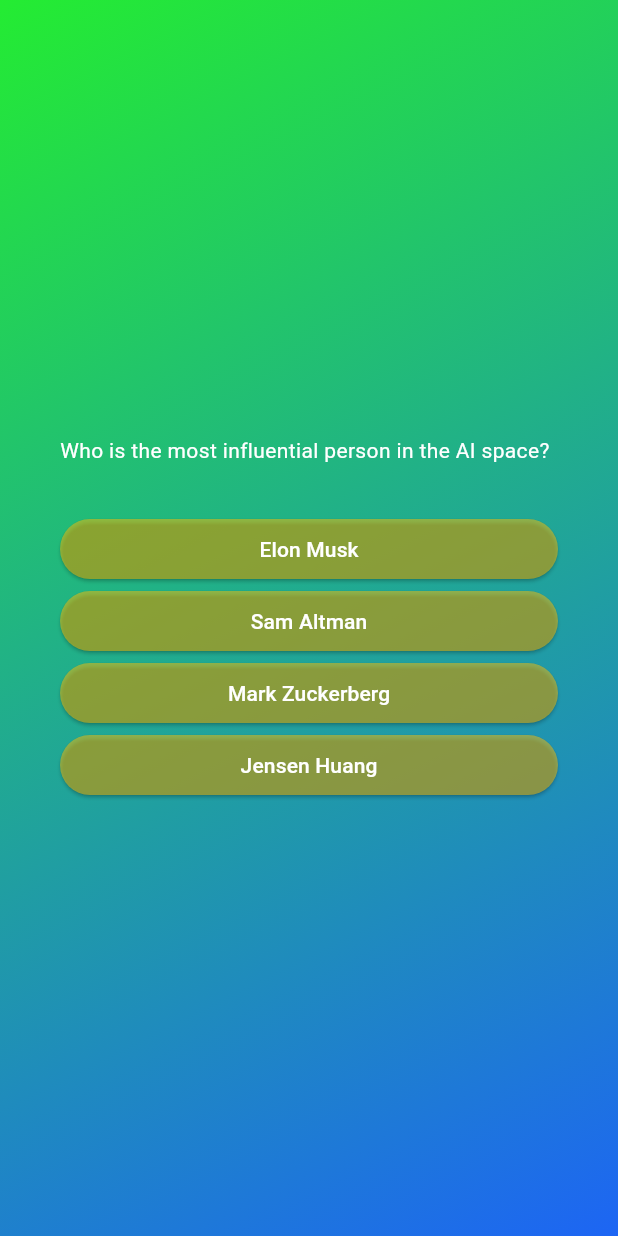
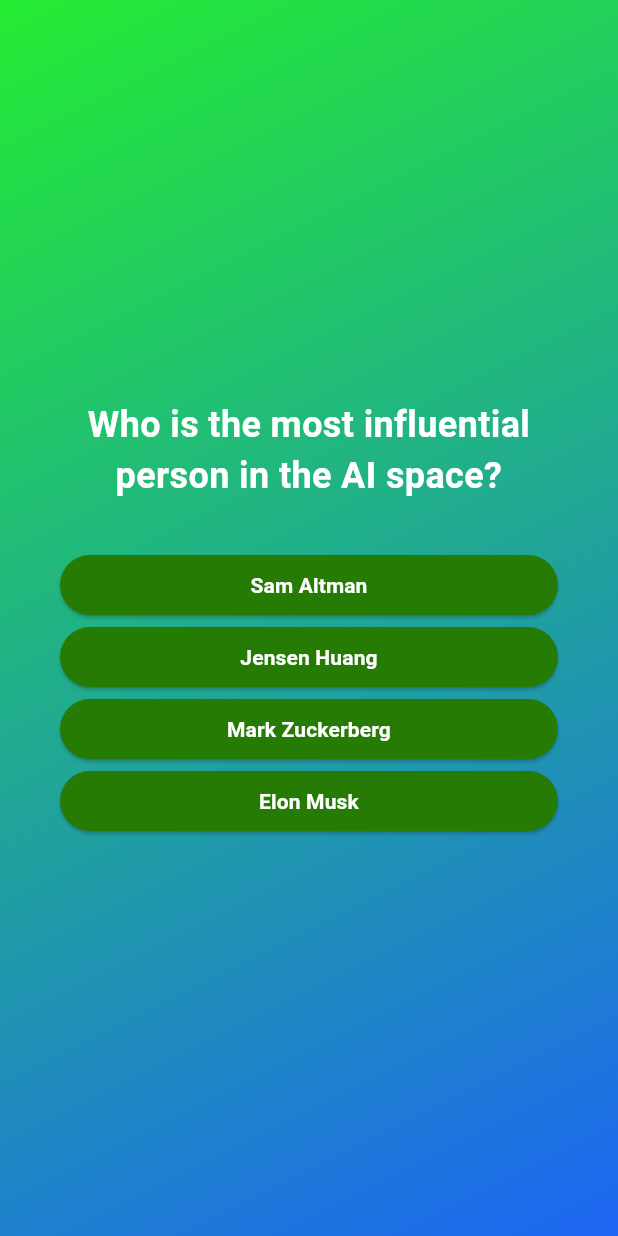
Before and after one commit to SjdnDzikran/QuizApp, a Flutter app: the screen it shows after launch, after a tap on "Start Quiz", on a phone screen of 412 x 824 dp. Run offline on Flutter 3.47's test engine with Material 3 defaults, Android fonts, the phone set to English and light mode, and no system bars; our stand-ins replace google_fonts.

Commit message:
update #2

```diff
--- a/lib/answer_button.dart
+++ b/lib/answer_button.dart
@@ -1,4 +1,5 @@
 import 'package:flutter/material.dart';
+import 'package:google_fonts/google_fonts.dart';
 
 class AnswerButton extends StatelessWidget {
   const AnswerButton({
@@ -19,10 +20,17 @@ class AnswerButton extends StatelessWidget {
           vertical: 8,
           horizontal: 40,
         ),
-        backgroundColor: const Color.fromARGB(125, 255, 193, 7),
+        backgroundColor: const Color.fromARGB(255, 37, 123, 3),
         foregroundColor: Colors.white,
       ),
-      child: Text(answerText),
+      child: Text(
+        answerText,
+        style: GoogleFonts.roboto(
+          color: Colors.white,
+          fontWeight: FontWeight.bold,
+        ),
+        textAlign: TextAlign.center,
+      ),
     );
   }
 }
--- a/lib/questions_screen.dart
+++ b/lib/questions_screen.dart
@@ -1,4 +1,5 @@
 import 'package:flutter/material.dart';
+import 'package:google_fonts/google_fonts.dart';
 import 'package:quiz_app/answer_button.dart';
 import 'package:quiz_app/data/questions.dart';
 
@@ -12,9 +13,20 @@ class QuestionsScreen extends StatefulWidget {
 }
 
 class _QuestionsScreenState extends State<QuestionsScreen> {
+  var questionIndex = 0;
+
+  answerClick(){
+    if(questionIndex<questions.length-1){
+      setState(() {
+      questionIndex++;
+    });
+    } else{
+      return;
+    }
+  }
   @override
   Widget build(context) {
-    final currentQuestion = questions[0];
+    final currentQuestion = questions[questionIndex];
 
     return Container(
       margin: const EdgeInsets.all(40),
@@ -25,13 +37,16 @@ class _QuestionsScreenState extends State<QuestionsScreen> {
           children: [
             Text(
               currentQuestion.question,
-              style: const TextStyle(
+              style: GoogleFonts.roboto(
                 color: Colors.white,
+                fontSize: 24,
+                fontWeight: FontWeight.bold,
               ),
+              textAlign: TextAlign.center,
             ),
             const SizedBox(height: 32),
-            ...currentQuestion.answers.map((answer) {
-              return AnswerButton(answerText: answer, onTap: () {});
+            ...currentQuestion.getShuffledAnswer().map((answer) {
+              return AnswerButton(answerText: answer, onTap: answerClick);
             })
           ],
         ),
--- a/lib/start_screen.dart
+++ b/lib/start_screen.dart
@@ -1,4 +1,5 @@
 import 'package:flutter/material.dart';
+import 'package:google_fonts/google_fonts.dart';
 
 class StartScreen extends StatelessWidget {
   const StartScreen(this.startQuiz, {super.key});
@@ -20,10 +21,11 @@ class StartScreen extends StatelessWidget {
           const SizedBox(
             height: 20,
           ),
-          const Text(
+          Text(
             'Learn Flutter the fun way!',
-            style: TextStyle(
+            style: GoogleFonts.roboto(
               fontSize: 28,
+              fontWeight: FontWeight.bold,
               color: Colors.white,
             ),
           ),
--- a/pubspec.yaml
+++ b/pubspec.yaml
@@ -35,6 +35,7 @@ dependencies:
   # The following adds the Cupertino Icons font to your application.
   # Use with the CupertinoIcons class for iOS style icons.
   cupertino_icons: ^1.0.6
+  google_fonts: ^6.2.1
 
 dev_dependencies:
   flutter_test:
@@ -45,7 +46,7 @@ dev_dependencies:
   # activated in the `analysis_options.yaml` file located at the root of your
   # package. See that file for information about deactivating specific lint
   # rules and activating additional ones.
-  flutter_lints: ^3.0.0
+  flutter_lints: ^4.0.0
 
 # For information on the generic Dart part of this file, see the
 # following page: https://dart.dev/tools/pub/pubspec
```
Also changed, not shown: pubspec.lock, 1 other file.
